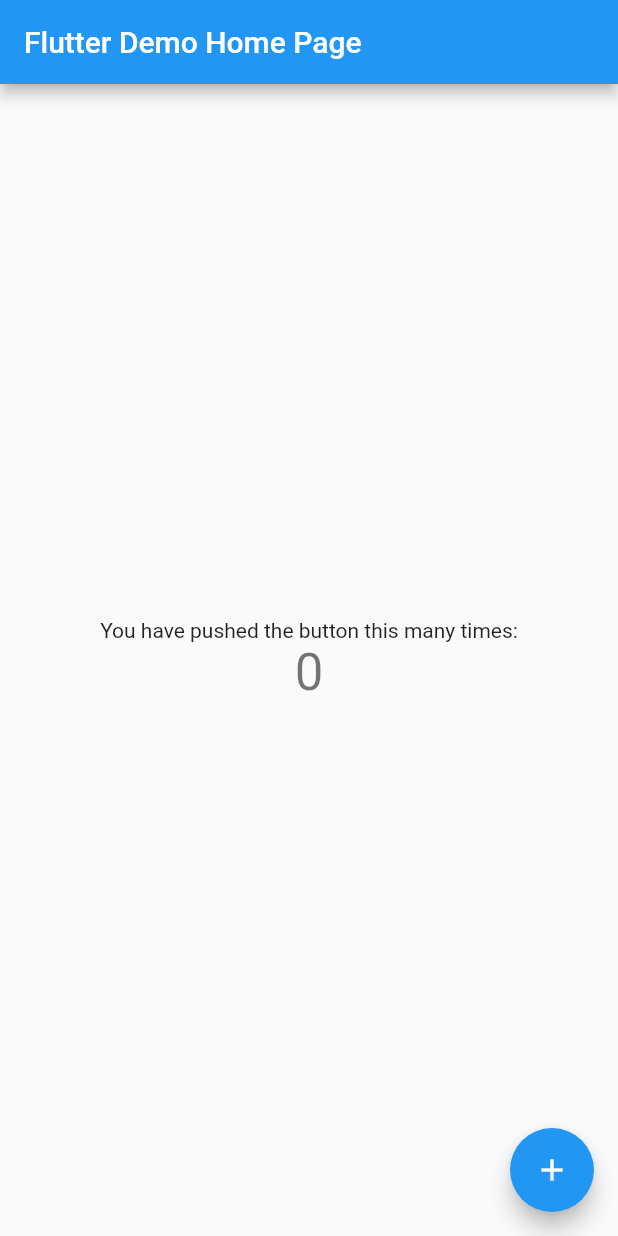
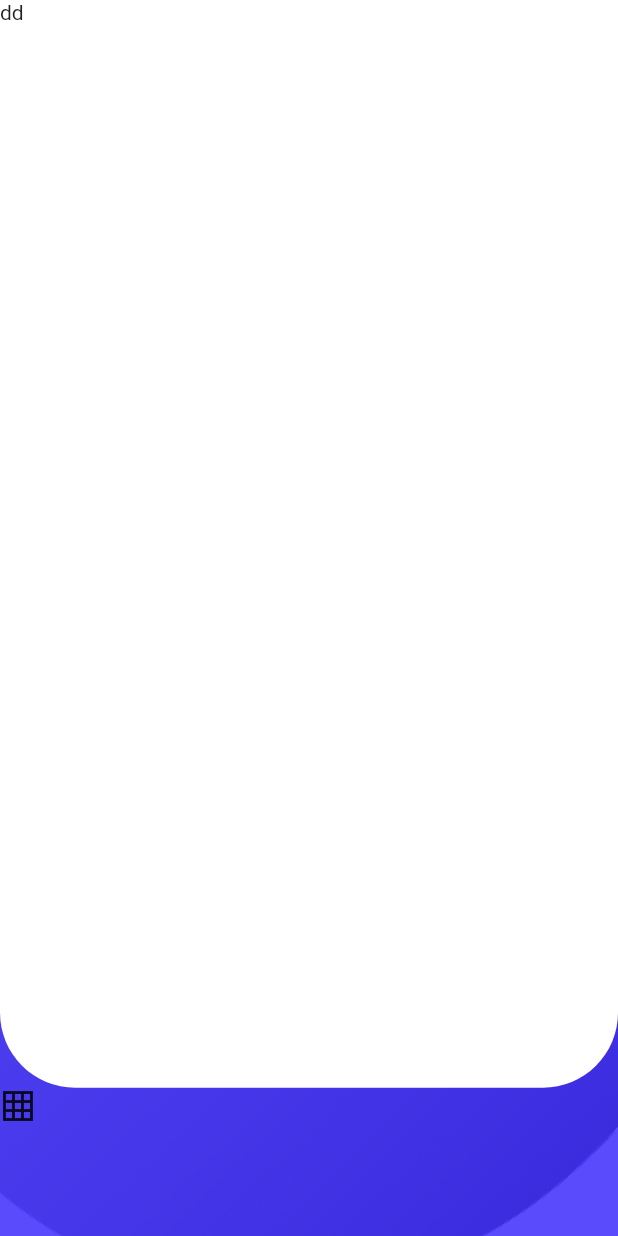
Before and after one commit to codesalley/pre-cure, a Flutter app: the screen it shows after launch, on a phone screen of 412 x 824 dp. Run offline on Flutter 3.47's test engine with Material 2 defaults, Android fonts, the phone set to English and light mode, and no system bars.

Commit message:
dashboard screen over view

```diff
--- a/lib/main.dart
+++ b/lib/main.dart
@@ -1,117 +1,18 @@
 import 'package:flutter/material.dart';
+import 'package:pre_cure/screens/dashboard.dart';
 
 void main() {
   runApp(MyApp());
 }
 
 class MyApp extends StatelessWidget {
-  // This widget is the root of your application.
   @override
   Widget build(BuildContext context) {
     return MaterialApp(
-      title: 'Flutter Demo',
-      theme: ThemeData(
-        // This is the theme of your application.
-        //
-        // Try running your application with "flutter run". You'll see the
-        // application has a blue toolbar. Then, without quitting the app, try
-        // changing the primarySwatch below to Colors.green and then invoke
-        // "hot reload" (press "r" in the console where you ran "flutter run",
-        // or simply save your changes to "hot reload" in a Flutter IDE).
-        // Notice that the counter didn't reset back to zero; the application
-        // is not restarted.
-        primarySwatch: Colors.blue,
-        // This makes the visual density adapt to the platform that you run
-        // the app on. For desktop platforms, the controls will be smaller and
-        // closer together (more dense) than on mobile platforms.
-        visualDensity: VisualDensity.adaptivePlatformDensity,
+      theme: ThemeData(),
+      home: Scaffold(
+        body: DashBoard(),
       ),
-      home: MyHomePage(title: 'Flutter Demo Home Page'),
     );
   }
 }
-
-class MyHomePage extends StatefulWidget {
-  MyHomePage({Key key, this.title}) : super(key: key);
-
-  // This widget is the home page of your application. It is stateful, meaning
-  // that it has a State object (defined below) that contains fields that affect
-  // how it looks.
-
-  // This class is the configuration for the state. It holds the values (in this
-  // case the title) provided by the parent (in this case the App widget) and
-  // used by the build method of the State. Fields in a Widget subclass are
-  // always marked "final".
-
-  final String title;
-
-  @override
-  _MyHomePageState createState() => _MyHomePageState();
-}
-
-class _MyHomePageState extends State<MyHomePage> {
-  int _counter = 0;
-
-  void _incrementCounter() {
-    setState(() {
-      // This call to setState tells the Flutter framework that something has
-      // changed in this State, which causes it to rerun the build method below
-      // so that the display can reflect the updated values. If we changed
-      // _counter without calling setState(), then the build method would not be
-      // called again, and so nothing would appear to happen.
-      _counter++;
-    });
-  }
-
-  @override
-  Widget build(BuildContext context) {
-    // This method is rerun every time setState is called, for instance as done
-    // by the _incrementCounter method above.
-    //
-    // The Flutter framework has been optimized to make rerunning build methods
-    // fast, so that you can just rebuild anything that needs updating rather
-    // than having to individually change instances of widgets.
-    return Scaffold(
-      appBar: AppBar(
-        // Here we take the value from the MyHomePage object that was created by
-        // the App.build method, and use it to set our appbar title.
-        title: Text(widget.title),
-      ),
-      body: Center(
-        // Center is a layout widget. It takes a single child and positions it
-        // in the middle of the parent.
-        child: Column(
-          // Column is also a layout widget. It takes a list of children and
-          // arranges them vertically. By default, it sizes itself to fit its
-          // children horizontally, and tries to be as tall as its parent.
-          //
-          // Invoke "debug painting" (press "p" in the console, choose the
-          // "Toggle Debug Paint" action from the Flutter Inspector in Android
-          // Studio, or the "Toggle Debug Paint" command in Visual Studio Code)
-          // to see the wireframe for each widget.
-          //
-          // Column has various properties to control how it sizes itself and
-          // how it positions its children. Here we use mainAxisAlignment to
-          // center the children vertically; the main axis here is the vertical
-          // axis because Columns are vertical (the cross axis would be
-          // horizontal).
-          mainAxisAlignment: MainAxisAlignment.center,
-          children: <Widget>[
-            Text(
-              'You have pushed the button this many times:',
-            ),
-            Text(
-              '$_counter',
-              style: Theme.of(context).textTheme.headline4,
-            ),
-          ],
-        ),
-      ),
-      floatingActionButton: FloatingActionButton(
-        onPressed: _incrementCounter,
-        tooltip: 'Increment',
-        child: Icon(Icons.add),
-      ), // This trailing comma makes auto-formatting nicer for build methods.
-    );
-  }
-}
--- /dev/null
+++ b/lib/screens/dashboard.dart
@@ -0,0 +1,44 @@
+import 'package:flutter/material.dart';
+
+class DashBoard extends StatelessWidget {
+  @override
+  Widget build(BuildContext context) {
+    final kHeight = MediaQuery.of(context).size.height;
+    final kWidth = MediaQuery.of(context).size.width;
+
+    return Container(
+      decoration: BoxDecoration(
+          image: DecorationImage(
+        fit: BoxFit.cover,
+        image: AssetImage(
+          'res/main.png',
+        ),
+      )),
+      child: Column(
+        children: [
+          Container(
+            decoration: BoxDecoration(
+              color: Colors.white,
+              borderRadius: BorderRadius.only(
+                bottomLeft: Radius.circular(50),
+                bottomRight: Radius.circular(50),
+              ),
+            ),
+            height: kHeight * 0.88,
+            width: kWidth,
+            child: Text('dd'),
+          ),
+          Container(
+            child: Row(
+              children: [
+                Icon(
+                  Icons.grid_on_sharp,
+                )
+              ],
+            ),
+          ),
+        ],
+      ),
+    );
+  }
+}
--- a/pubspec.yaml
+++ b/pubspec.yaml
@@ -25,8 +25,6 @@ dependencies:
     sdk: flutter
 
 
-  # The following adds the Cupertino Icons font to your application.
-  # Use with the CupertinoIcons class for iOS style icons.
   cupertino_icons: ^1.0.0
 
 dev_dependencies:
@@ -45,8 +43,8 @@ flutter:
   uses-material-design: true
 
   # To add assets to your application, add an assets section, like this:
-  # assets:
-  #   - images/a_dot_burr.jpeg
+  assets:
+    - res/
   #   - images/a_dot_ham.jpeg
 
   # An image asset can refer to one or more resolution-specific "variants", see
```
Also changed, not shown: res/main.png (added), 1 other file.
